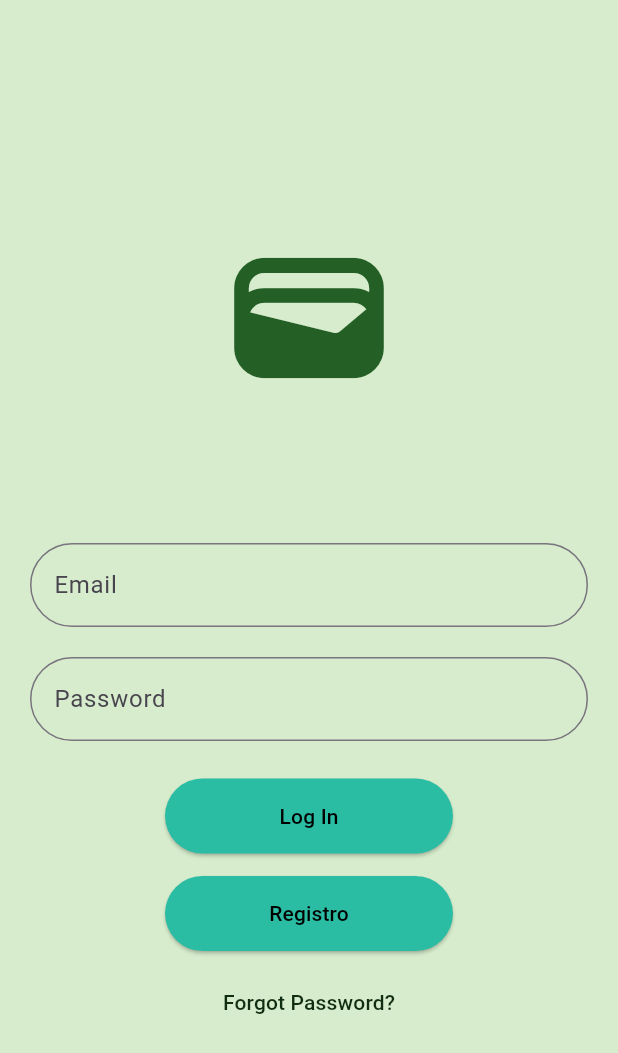
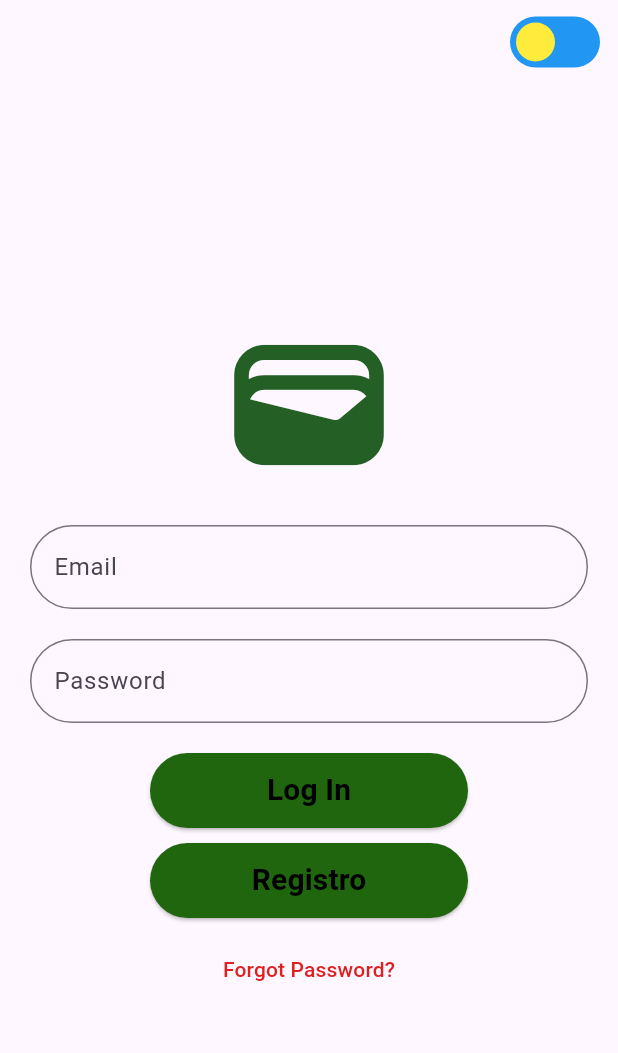
Before and after one commit to Ana-Julia-Furtado/Fin_Tracker, a Flutter app: the screen it shows after launch, on a phone screen of 412 x 824 dp. Shown: the top 1053 px of the screen. Run offline on Flutter 3.47's test engine with Material 3 defaults, Android fonts, the phone set to English and light mode, and no system bars; our stand-ins replace firebase_core; accounts and stored records are empty.

Commit message:
Dark/Light mode switch

```diff
--- a/lib/login.dart
+++ b/lib/login.dart
@@ -1,18 +1,37 @@
 import 'package:flutter/material.dart';
 import 'package:login_v2/home.dart';
 
-// Define um classe MyApp que herda funcionalidade da classe StatelessWidget, ou seja sem estado mutavel
-class MyApp extends StatelessWidget {
+void main() {
+  runApp(const MyApp());
+}
+
+// Classe principal com suporte a tema dinâmico
+class MyApp extends StatefulWidget {
   const MyApp({super.key});
+
+  @override
+  State<MyApp> createState() => _MyAppState();
+}
+
+class _MyAppState extends State<MyApp> {
+  bool isDark = false;
 
   @override
   Widget build(BuildContext context) {
     return MaterialApp(
       title: 'Login',
-      theme: ThemeData(primarySwatch: Colors.green),
+      theme: ThemeData(
+        brightness: isDark ? Brightness.dark : Brightness.light,
+        primarySwatch: Colors.green,
+      ),
       initialRoute: '/',
       routes: {
-        '/': (context) => const LoginScreen(),
+        '/': (context) => LoginScreen(
+          isDark: isDark,
+          onThemeChanged: (value) {
+            setState(() => isDark = value);
+          },
+        ),
         '/home': (context) => const HomeScreen(),
       },
     );
@@ -20,30 +39,40 @@ class MyApp extends StatelessWidget {
 }
 
 class LoginScreen extends StatelessWidget {
-  const LoginScreen({super.key});
+  final bool isDark;
+  final ValueChanged<bool> onThemeChanged;
+
+  const LoginScreen({
+    super.key,
+    required this.isDark,
+    required this.onThemeChanged,
+  });
 
   @override
   Widget build(BuildContext context) {
     return Scaffold(
-      backgroundColor: const Color.fromARGB(255, 214, 236, 204),
+      appBar: AppBar(
+        actions: [
+          Padding(
+            padding: const EdgeInsets.symmetric(horizontal: 12),
+            child: ThemeSwitch(initialValue: isDark, onChanged: onThemeChanged),
+          ),
+        ],
+      ),
       body: Center(
+        child: SingleChildScrollView(
           child: Column(
-          crossAxisAlignment: CrossAxisAlignment
-              .center, // alinha os filhos da coluna horizontalmente no centro
-          mainAxisAlignment: MainAxisAlignment
-              .center, // alinha os filhos da coluna verticalmente no centro
+            crossAxisAlignment: CrossAxisAlignment.center,
+            mainAxisAlignment: MainAxisAlignment.center,
             children: <Widget>[
-            // As chaves angulares (<Widget>) indicam que se trata de uma lista de widgets
-            Container(
-              padding: const EdgeInsets.fromLTRB(20, 20, 20, 70),
-              child: const Icon(
-                Icons.wallet_rounded, // Definição do ícone
+              const Icon(
+                Icons.wallet_rounded,
                 size: 120,
                 color: Color.fromARGB(255, 36, 95, 38),
               ),
-            ),
 
-            Container(
+              // Campo Email
+              Padding(
                 padding: const EdgeInsets.fromLTRB(20, 20, 20, 0),
                 child: const TextField(
                   decoration: InputDecoration(
@@ -55,7 +84,8 @@ class LoginScreen extends StatelessWidget {
                 ),
               ),
 
-            Container(
+              // Campo Senha
+              Padding(
                 padding: const EdgeInsets.fromLTRB(20, 20, 20, 0),
                 child: const TextField(
                   obscureText: true,
@@ -68,45 +98,151 @@ class LoginScreen extends StatelessWidget {
                 ),
               ),
 
-            Container(
-              padding: const EdgeInsets.fromLTRB(100, 10, 100, 0),
-              margin: const EdgeInsets.fromLTRB(10, 15, 10, 0),
+              // Botão Login
+              Padding(
+                padding: const EdgeInsets.fromLTRB(100, 20, 100, 0),
                 child: ElevatedButton(
                   style: ElevatedButton.styleFrom(
                     minimumSize: const Size.fromHeight(50),
-                  backgroundColor: const Color.fromARGB(255, 42, 189, 164),
-                ),
-                child: const Text(
-                  'Log In',
-                  style: TextStyle(color: Color.fromARGB(255, 0, 0, 0)),
+                    backgroundColor: const Color.fromARGB(255, 31, 102, 14),
                   ),
                   onPressed: () {
                     Navigator.pushReplacementNamed(context, '/home');
                   },
+                  child: const Text(
+                    'Log In',
+                    style: TextStyle(
+                      color: Colors.black,
+                      fontWeight: FontWeight.bold,
+                      fontSize: 20,
+                    ),
+                  ),
                 ),
               ),
 
-            Container(
+              // Botão Registro
+              Padding(
                 padding: const EdgeInsets.fromLTRB(100, 10, 100, 10),
-              margin: const EdgeInsets.fromLTRB(10, 5, 10, 0),
                 child: ElevatedButton(
                   style: ElevatedButton.styleFrom(
                     minimumSize: const Size.fromHeight(50),
-                  backgroundColor: const Color.fromARGB(255, 42, 189, 164),
+                    backgroundColor: const Color.fromARGB(255, 31, 102, 14),
                   ),
+                  onPressed: () {},
                   child: const Text(
                     'Registro',
-                  style: TextStyle(color: Color.fromARGB(255, 0, 0, 0)),
+                    style: TextStyle(
+                      color: Colors.black,
+                      fontWeight: FontWeight.bold,
+                      fontSize: 20,
                     ),
-                onPressed: () {},
+                  ),
                 ),
               ),
 
+              // Esqueceu a senha
               TextButton(
                 onPressed: () {},
                 child: const Text(
                   'Forgot Password?',
-                style: TextStyle(color: Color.fromARGB(255, 16, 44, 17)),
+                  style: TextStyle(color: Color.fromARGB(255, 223, 32, 32)),
+                ),
+              ),
+            ],
+          ),
+        ),
+      ),
+    );
+  }
+}
+
+// ======================= THEME SWITCH ===========================
+class ThemeSwitch extends StatefulWidget {
+  final bool initialValue;
+  final ValueChanged<bool> onChanged;
+
+  const ThemeSwitch({
+    super.key,
+    this.initialValue = false,
+    required this.onChanged,
+  });
+
+  @override
+  State<ThemeSwitch> createState() => _ThemeSwitchState();
+}
+
+class _ThemeSwitchState extends State<ThemeSwitch> {
+  late bool isDark;
+
+  @override
+  void initState() {
+    super.initState();
+    isDark = widget.initialValue;
+  }
+
+  void toggle() {
+    setState(() => isDark = !isDark);
+    widget.onChanged(isDark);
+  }
+
+  @override
+  Widget build(BuildContext context) {
+    return GestureDetector(
+      onTap: toggle,
+      child: AnimatedContainer(
+        duration: const Duration(milliseconds: 400),
+        width: 60,
+        height: 34,
+        decoration: BoxDecoration(
+          color: isDark ? Colors.black : Colors.blue,
+          borderRadius: BorderRadius.circular(34),
+        ),
+        child: Stack(
+          alignment: Alignment.centerLeft,
+          children: [
+            // Estrelas (visíveis no dark)
+            AnimatedOpacity(
+              opacity: isDark ? 1 : 0,
+              duration: const Duration(milliseconds: 400),
+              child: Row(
+                mainAxisAlignment: MainAxisAlignment.spaceEvenly,
+                children: const [
+                  Icon(Icons.star, size: 8, color: Colors.white),
+                  Icon(Icons.star, size: 10, color: Colors.white),
+                  Icon(Icons.star, size: 6, color: Colors.white),
+                ],
+              ),
+            ),
+
+            // Sol/Lua
+            AnimatedAlign(
+              duration: const Duration(milliseconds: 400),
+              alignment: isDark ? Alignment.centerRight : Alignment.centerLeft,
+              child: Container(
+                margin: const EdgeInsets.all(4),
+                width: 26,
+                height: 26,
+                decoration: BoxDecoration(
+                  shape: BoxShape.circle,
+                  color: isDark ? Colors.white : Colors.yellow,
+                ),
+                child: Stack(
+                  children: [
+                    if (isDark)
+                      Positioned(
+                        left: 6,
+                        top: 6,
+                        child: Container(
+                          width: 6,
+                          height: 6,
+                          decoration: const BoxDecoration(
+                            color: Colors.grey,
+                            shape: BoxShape.circle,
+                          ),
+                        ),
+                      ),
+                  ],
+                ),
               ),
             ),
           ],
--- a/pubspec.yaml
+++ b/pubspec.yaml
@@ -15,6 +15,7 @@ dependencies:
   provider: ^6.1.5
   firebase_core: ^4.1.0
   firebase_auth: ^6.0.2
+  flutter_svg: ^2.2.1
 
 dev_dependencies:
   flutter_test:
```
Also changed, not shown: lib/home.dart (+207 -153 lines), pubspec.lock. Lines whose indentation alone changed are shown as unchanged.
